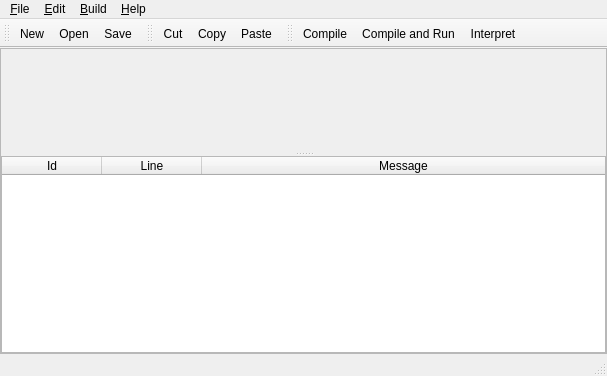
Before: the Qt Designer form qcubs/MainWindow/MainWindow.ui in cptpingu/Cubs, drawn with Qt 5.
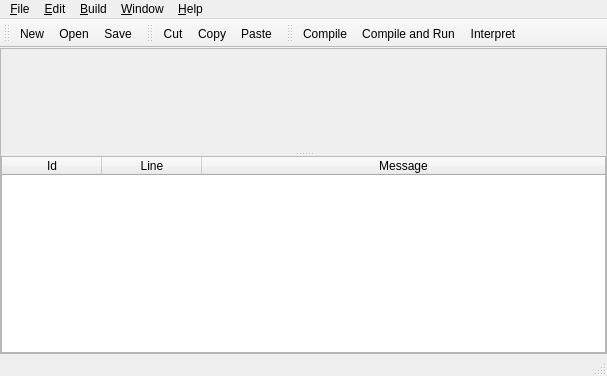
After: the same form once the commit is applied. Icons and pictures are not drawn. Custom widgets are drawn as their Qt base class.

```diff
--- a/qcubs/MainWindow/MainWindow.ui
+++ b/qcubs/MainWindow/MainWindow.ui
@@ -162,9 +162,18 @@
     <addaction name="actionCompile"/>
     <addaction name="menu_Run"/>
    </widget>
+   <widget class="QMenu" name="menuWindow">
+    <property name="title">
+     <string>&amp;Window</string>
+    </property>
+    <addaction name="actionShowEditor"/>
+    <addaction name="actionShowCompileOutput"/>
+    <addaction name="actionShowOnlyEditor"/>
+   </widget>
    <addaction name="menuMenu"/>
    <addaction name="menuEdit"/>
    <addaction name="menu_Build"/>
+   <addaction name="menuWindow"/>
    <addaction name="menuHelp"/>
   </widget>
   <widget class="QToolBar" name="toolBarFile">
```
Left out of the diff: 50 changed lines with no effect on the pictures.
